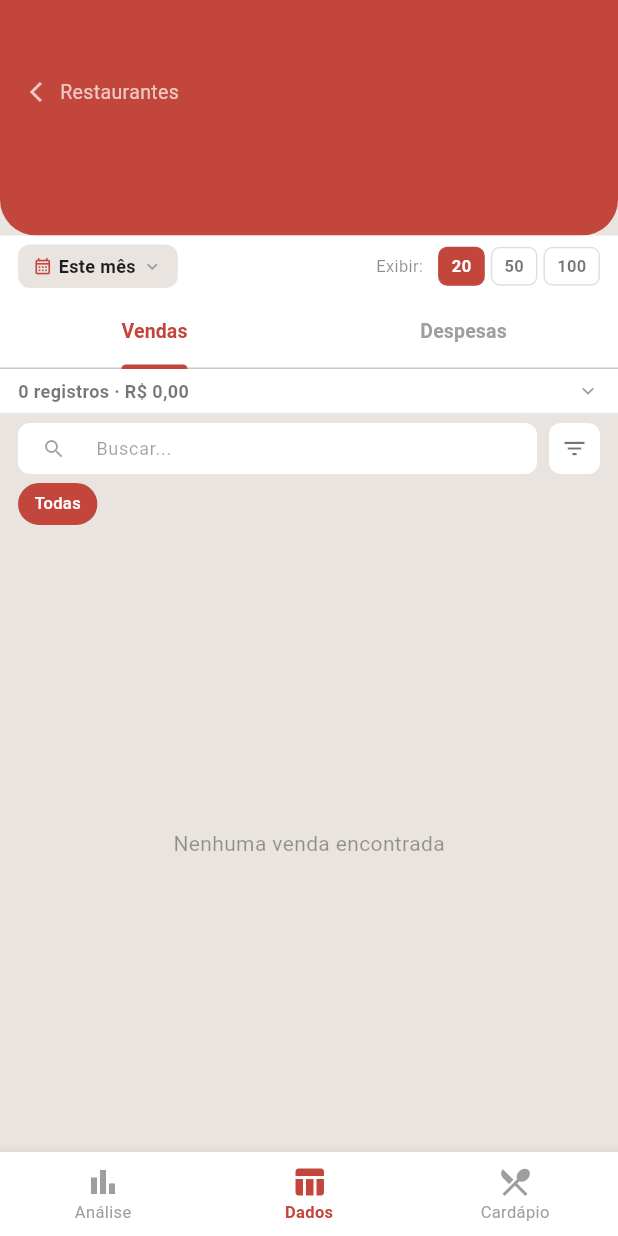
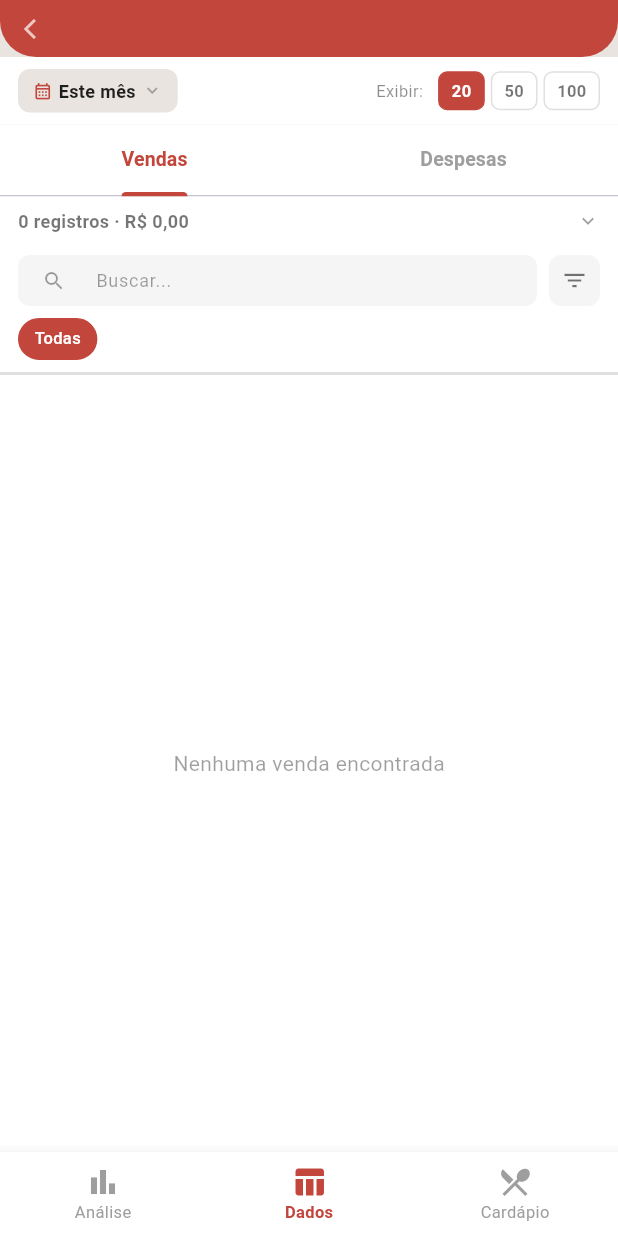
Before and after one commit to jlucasveloso/nape---gastronomic-administrative-, a Flutter app: the AdminRestauranteScreen screen opened directly with empty values, item 2 of the bottom bar chosen, on a phone screen of 412 x 824 dp. Run offline on Flutter 3.47's test engine with Material 3 defaults, Android fonts, the phone set to English and light mode, and no system bars; our stand-ins replace fl_chart, flutter_dotenv, supabase_flutter; accounts and stored records are empty; Roboto replaces fonts that are missing (Arial).

Commit message:
tela dados no Admin melhorada

```diff
--- a/lib/features/admin/ui/abas/admin_dados_aba.dart
+++ b/lib/features/admin/ui/abas/admin_dados_aba.dart
@@ -409,10 +409,9 @@ class _AdminDadosAbaState extends State<AdminDadosAba>
         // ── Barra de controles ─────────────────────────────────────────────
         Container(
           color: Colors.white,
-          padding: const EdgeInsets.symmetric(horizontal: 12, vertical: 6),
+          padding: const EdgeInsets.symmetric(horizontal: 12, vertical: 8),
           child: Row(
             children: [
-              // Período
               GestureDetector(
                 onTap: _abrirSeletorPeriodo,
                 child: Container(
@@ -441,8 +440,6 @@ class _AdminDadosAbaState extends State<AdminDadosAba>
                 ),
               ),
               const Spacer(),
-
-              // Exibir por página
               const Text('Exibir:',
                   style: TextStyle(fontSize: 11, color: Colors.black45)),
               const SizedBox(width: 6),
@@ -506,7 +503,7 @@ class _AdminDadosAbaState extends State<AdminDadosAba>
                     setState(() => _resumoVisivel = !_resumoVisivel),
                 child: Padding(
                   padding: const EdgeInsets.symmetric(
-                      horizontal: 12, vertical: 6),
+                      horizontal: 12, vertical: 8),
                   child: Row(
                     children: [
                       Text(
@@ -566,15 +563,14 @@ class _AdminDadosAbaState extends State<AdminDadosAba>
                           ],
                   ),
                 ),
-              Divider(height: 1, color: Colors.grey.shade200),
             ],
           ),
         ),
 
-        // ── Filtros compactos ──────────────────────────────────────────────
+        // ── Filtros ────────────────────────────────────────────────────────
         Container(
-          color: const Color(0xFFE9E4DF),
-          padding: const EdgeInsets.fromLTRB(12, 6, 12, 6),
+          color: Colors.white,
+          padding: const EdgeInsets.fromLTRB(12, 6, 12, 8),
           child: Column(
             children: [
               Row(
@@ -595,7 +591,7 @@ class _AdminDadosAbaState extends State<AdminDadosAba>
                           prefixIcon: const Icon(Icons.search,
                               size: 16, color: Colors.black38),
                           filled: true,
-                          fillColor: Colors.white,
+                          fillColor: const Color(0xFFF5F5F5),
                           contentPadding: EdgeInsets.zero,
                           border: OutlineInputBorder(
                             borderRadius: BorderRadius.circular(8),
@@ -609,10 +605,12 @@ class _AdminDadosAbaState extends State<AdminDadosAba>
                   GestureDetector(
                     onTap: _abrirFiltroValor,
                     child: Container(
-                      width: 34, height: 34,
+                      width: 34,
+                      height: 34,
                       decoration: BoxDecoration(
                         color: temFiltroValor
-                            ? const Color(0xFFC2463C) : Colors.white,
+                            ? const Color(0xFFC2463C)
+                            : const Color(0xFFF5F5F5),
                         borderRadius: BorderRadius.circular(8),
                       ),
                       child: Icon(Icons.filter_list,
@@ -623,7 +621,7 @@ class _AdminDadosAbaState extends State<AdminDadosAba>
                   ),
                 ],
               ),
-              const SizedBox(height: 6),
+              const SizedBox(height: 8),
               SizedBox(
                 height: 28,
                 child: ListView(
@@ -670,8 +668,16 @@ class _AdminDadosAbaState extends State<AdminDadosAba>
           ),
         ),
 
+        // ── Divisor entre filtros e tabela ─────────────────────────────────
+        Container(
+          height: 2,
+          color: const Color(0xFFE0E0E0),
+        ),
+
         // ── Tabela ─────────────────────────────────────────────────────────
         Expanded(
+          child: Container(
+            color: Colors.white,
             child: isVendas
                 ? AdminTabelaVendas(
                     vendas: _paginar(vendasFiltradas),
@@ -701,12 +707,14 @@ class _AdminDadosAbaState extends State<AdminDadosAba>
                     },
                   ),
           ),
+        ),
 
-        // ── Paginação compacta ─────────────────────────────────────────────
+        // ── Paginação ──────────────────────────────────────────────────────
         if (totalPaginas > 1)
           Container(
             color: Colors.white,
-            padding: const EdgeInsets.symmetric(horizontal: 12, vertical: 6),
+            padding:
+                const EdgeInsets.symmetric(horizontal: 12, vertical: 6),
             child: Row(
               mainAxisAlignment: MainAxisAlignment.spaceBetween,
               children: [
@@ -714,7 +722,8 @@ class _AdminDadosAbaState extends State<AdminDadosAba>
                   '${_paginaAtual * _itensPorPagina + 1}–'
                   '${((_paginaAtual + 1) * _itensPorPagina).clamp(0, listaFiltrada.length)} '
                   'de ${listaFiltrada.length}',
-                  style: const TextStyle(fontSize: 11, color: Colors.black54),
+                  style: const TextStyle(
+                      fontSize: 11, color: Colors.black54),
                 ),
                 Row(
                   children: [
--- a/lib/features/admin/ui/abas/widgets/admin_tabela_despesas.dart
+++ b/lib/features/admin/ui/abas/widgets/admin_tabela_despesas.dart
@@ -168,9 +168,10 @@ class _AdminTabelaDespesasState extends State<AdminTabelaDespesas> {
     return Column(
       children: [
         // ── Cabeçalho ──────────────────────────────────────────────────────
+        // ── Cabeçalho ──────────────────────────────────────────────────────
 Container(
-          color: const Color(0xFFF0F0F0),
-          padding: const EdgeInsets.symmetric(horizontal: 12, vertical: 6),
+  color: const Color(0xFF2D2D2D),
+  padding: const EdgeInsets.symmetric(horizontal: 12, vertical: 9),
   child: Row(
     children: [
       _Cabecalho(texto: 'Data', largura: 58,
@@ -189,6 +190,8 @@ class _AdminTabelaDespesasState extends State<AdminTabelaDespesas> {
 
         // ── Linhas ─────────────────────────────────────────────────────────
         Expanded(
+  child: ColoredBox(
+    color: Colors.white,
     child: ListView.builder(
             itemCount: despesas.length,
             itemBuilder: (context, index) {
@@ -454,10 +457,11 @@ class _AdminTabelaDespesasState extends State<AdminTabelaDespesas> {
             },
           ),
         ),
+      ),  // ← fecha o ColoredBox
     ],
   );
-  }
-}
+}  // fecha build
+}  // fecha _AdminTabelaDespesasState
 
 // ── Bottom Sheet ──────────────────────────────────────────────────────────────
 
@@ -623,15 +627,15 @@ class _Cabecalho extends StatelessWidget {
               style: TextStyle(
                 fontSize: 11,
                 fontWeight: FontWeight.w700,
-                color: isAtiva
-                    ? const Color(0xFFC2463C) : Colors.black45,
+                color: isAtiva ? const Color(0xFFFFB300) : Colors.white70,
+                letterSpacing: 0.5,
               )),
           if (isAtiva) ...[
             const SizedBox(width: 2),
             Icon(
               ascendente ? Icons.arrow_upward : Icons.arrow_downward,
               size: 9,
-              color: const Color(0xFFC2463C),
+              color: const Color(0xFFFFB300),
             ),
           ],
         ],
--- a/lib/features/admin/ui/abas/widgets/admin_tabela_vendas.dart
+++ b/lib/features/admin/ui/abas/widgets/admin_tabela_vendas.dart
@@ -167,9 +167,10 @@ class _AdminTabelaVendasState extends State<AdminTabelaVendas> {
     return Column(
       children: [
         // ── Cabeçalho ──────────────────────────────────────────────────────
+        // ── Cabeçalho ──────────────────────────────────────────────────────
 Container(
-          color: const Color(0xFFF0F0F0),
-          padding: const EdgeInsets.symmetric(horizontal: 12, vertical: 6),
+  color: const Color(0xFF2D2D2D),
+  padding: const EdgeInsets.symmetric(horizontal: 12, vertical: 9),
   child: Row(
     children: [
       _Cabecalho(texto: 'Data', largura: 58,
@@ -191,6 +192,8 @@ class _AdminTabelaVendasState extends State<AdminTabelaVendas> {
 
         // ── Linhas ─────────────────────────────────────────────────────────
         Expanded(
+  child: ColoredBox(
+    color: Colors.white,
     child: ListView.builder(
             itemCount: vendas.length,
             itemBuilder: (context, index) {
@@ -520,11 +523,11 @@ class _AdminTabelaVendasState extends State<AdminTabelaVendas> {
             },
           ),
         ),
+      ),
     ],
   );
 }
 }
-
 // ── Bottom Sheet ──────────────────────────────────────────────────────────────
 
 class _VendaBottomSheet extends StatelessWidget {
@@ -680,15 +683,15 @@ class _Cabecalho extends StatelessWidget {
               style: TextStyle(
                 fontSize: 11,
                 fontWeight: FontWeight.w700,
-                color: isAtiva
-                    ? const Color(0xFFC2463C) : Colors.black45,
+                color: isAtiva ? const Color(0xFFFFB300) : Colors.white70,
+                letterSpacing: 0.5,
               )),
           if (isAtiva) ...[
             const SizedBox(width: 2),
             Icon(
               ascendente ? Icons.arrow_upward : Icons.arrow_downward,
               size: 9,
-              color: const Color(0xFFC2463C),
+              color: const Color(0xFFFFB300),
             ),
           ],
         ],
--- a/lib/features/admin/ui/admin_restaurante_screen.dart
+++ b/lib/features/admin/ui/admin_restaurante_screen.dart
@@ -30,9 +30,15 @@ class _AdminRestauranteScreenState extends State<AdminRestauranteScreen> {
       body: Column(
         children: [
           // ── Header ────────────────────────────────────────────────────────
-          Container(
+          AnimatedContainer(
+            duration: const Duration(milliseconds: 200),
             width: double.infinity,
-            padding: const EdgeInsets.fromLTRB(20, 52, 20, 20),
+            padding: EdgeInsets.fromLTRB(
+              16,
+              _indiceAtivo == 1 ? MediaQuery.of(context).padding.top + 8 : 52,
+              16,
+              _indiceAtivo == 1 ? 8 : 20,
+            ),
             decoration: const BoxDecoration(
               color: Color(0xFFC2463C),
               borderRadius: BorderRadius.only(
@@ -40,7 +46,31 @@ class _AdminRestauranteScreenState extends State<AdminRestauranteScreen> {
                 bottomRight: Radius.circular(24),
               ),
             ),
-            child: Column(
+            child: _indiceAtivo == 1
+                // Header mínimo — aba Dados
+                ? Row(
+                    children: [
+                      GestureDetector(
+                        onTap: () => Navigator.pop(context),
+                        child: const Icon(Icons.arrow_back_ios,
+                            color: Colors.white70, size: 16),
+                      ),
+                      const SizedBox(width: 8),
+                      Expanded(
+                        child: Text(
+                          widget.perfil.nomeRestaurante,
+                          style: const TextStyle(
+                            color: Colors.white,
+                            fontSize: 15,
+                            fontWeight: FontWeight.w600,
+                          ),
+                          overflow: TextOverflow.ellipsis,
+                        ),
+                      ),
+                    ],
+                  )
+                // Header normal — outras abas
+                : Column(
                     crossAxisAlignment: CrossAxisAlignment.start,
                     children: [
                       GestureDetector(
```
Lines whose indentation alone changed are shown as unchanged.
